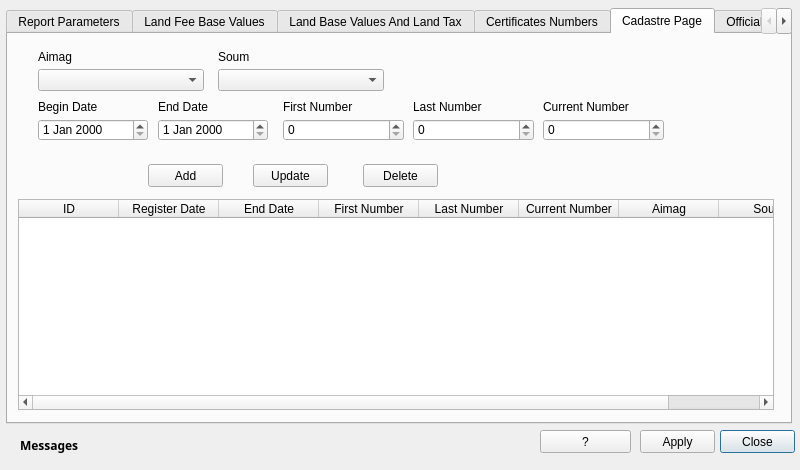
This is view/LandOfficeAdministrativeSettingsDialog.ui in teamlm2/lm2_mgis as Qt 5 draws it before an edit. The edited form follows.
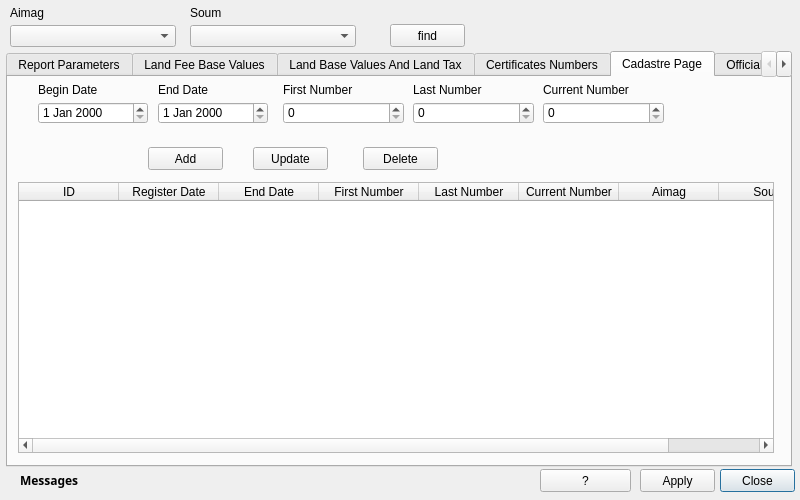
This is the edited form. The open tabs and pages were chosen to show the change.

What changed in the file:
```diff
--- a/view/LandOfficeAdministrativeSettingsDialog.ui
+++ b/view/LandOfficeAdministrativeSettingsDialog.ui
@@ -7,19 +7,19 @@
     <x>0</x>
     <y>0</y>
     <width>800</width>
-    <height>470</height>
+    <height>500</height>
    </rect>
   </property>
   <property name="minimumSize">
    <size>
     <width>800</width>
-    <height>470</height>
+    <height>500</height>
    </size>
   </property>
   <property name="maximumSize">
    <size>
     <width>800</width>
-    <height>470</height>
+    <height>500</height>
    </size>
   </property>
   <property name="baseSize">
@@ -35,7 +35,7 @@
    <property name="geometry">
     <rect>
      <x>720</x>
-     <y>430</y>
+     <y>469</y>
      <width>75</width>
      <height>23</height>
     </rect>
@@ -48,7 +48,7 @@
    <property name="geometry">
     <rect>
      <x>540</x>
-     <y>430</y>
+     <y>469</y>
      <width>91</width>
      <height>23</height>
     </rect>
@@ -61,7 +61,7 @@
    <property name="geometry">
     <rect>
      <x>6</x>
-     <y>8</y>
+     <y>51</y>
      <width>786</width>
      <height>416</height>
     </rect>
@@ -1409,57 +1409,11 @@
     <attribute name="title">
      <string>Cadastre Page</string>
     </attribute>
-    <widget class="QComboBox" name="cpage_aimag_cbox">
-     <property name="geometry">
-      <rect>
-       <x>30</x>
-       <y>35</y>
-       <width>166</width>
-       <height>22</height>
-      </rect>
-     </property>
-    </widget>
-    <widget class="QLabel" name="label_25">
-     <property name="geometry">
-      <rect>
-       <x>30</x>
-       <y>15</y>
-       <width>151</width>
-       <height>16</height>
-      </rect>
-     </property>
-     <property name="text">
-      <string>Aimag</string>
-     </property>
-    </widget>
-    <widget class="QLabel" name="label_26">
-     <property name="geometry">
-      <rect>
-       <x>210</x>
-       <y>15</y>
-       <width>151</width>
-       <height>16</height>
-      </rect>
-     </property>
-     <property name="text">
-      <string>Soum</string>
-     </property>
-    </widget>
-    <widget class="QComboBox" name="cpage_soum_cbox">
-     <property name="geometry">
-      <rect>
-       <x>210</x>
-       <y>35</y>
-       <width>166</width>
-       <height>22</height>
-      </rect>
-     </property>
-    </widget>
     <widget class="QDateEdit" name="cpage_register_date">
      <property name="geometry">
       <rect>
        <x>30</x>
-       <y>85</y>
+       <y>25</y>
        <width>110</width>
        <height>22</height>
       </rect>
@@ -1469,7 +1423,7 @@
      <property name="geometry">
       <rect>
        <x>30</x>
-       <y>65</y>
+       <y>5</y>
        <width>111</width>
        <height>16</height>
       </rect>
@@ -1482,7 +1436,7 @@
      <property name="geometry">
       <rect>
        <x>150</x>
-       <y>65</y>
+       <y>5</y>
        <width>116</width>
        <height>16</height>
       </rect>
@@ -1495,7 +1449,7 @@
      <property name="geometry">
       <rect>
        <x>150</x>
-       <y>85</y>
+       <y>25</y>
        <width>110</width>
        <height>22</height>
       </rect>
@@ -1505,7 +1459,7 @@
      <property name="geometry">
       <rect>
        <x>275</x>
-       <y>85</y>
+       <y>25</y>
        <width>121</width>
        <height>22</height>
       </rect>
@@ -1518,7 +1472,7 @@
      <property name="geometry">
       <rect>
        <x>405</x>
-       <y>85</y>
+       <y>25</y>
        <width>121</width>
        <height>22</height>
       </rect>
@@ -1531,7 +1485,7 @@
      <property name="geometry">
       <rect>
        <x>535</x>
-       <y>85</y>
+       <y>25</y>
        <width>121</width>
        <height>22</height>
       </rect>
@@ -1544,7 +1498,7 @@
      <property name="geometry">
       <rect>
        <x>275</x>
-       <y>65</y>
+       <y>5</y>
        <width>126</width>
        <height>16</height>
       </rect>
@@ -1557,7 +1511,7 @@
      <property name="geometry">
       <rect>
        <x>405</x>
-       <y>65</y>
+       <y>5</y>
        <width>126</width>
        <height>16</height>
       </rect>
@@ -1570,7 +1524,7 @@
      <property name="geometry">
       <rect>
        <x>535</x>
-       <y>65</y>
+       <y>5</y>
        <width>126</width>
        <height>16</height>
       </rect>
@@ -1583,7 +1537,7 @@
      <property name="geometry">
       <rect>
        <x>140</x>
-       <y>130</y>
+       <y>70</y>
        <width>75</width>
        <height>23</height>
       </rect>
@@ -1596,7 +1550,7 @@
      <property name="geometry">
       <rect>
        <x>245</x>
-       <y>130</y>
+       <y>70</y>
        <width>75</width>
        <height>23</height>
       </rect>
@@ -1609,7 +1563,7 @@
      <property name="geometry">
       <rect>
        <x>355</x>
-       <y>130</y>
+       <y>70</y>
        <width>75</width>
        <height>23</height>
       </rect>
@@ -1622,9 +1576,9 @@
      <property name="geometry">
       <rect>
        <x>10</x>
-       <y>165</y>
+       <y>105</y>
        <width>756</width>
-       <height>211</height>
+       <height>271</height>
       </rect>
      </property>
      <column>
@@ -2795,52 +2749,6 @@
        <string>Find</string>
       </property>
      </widget>
-     <widget class="QLabel" name="label_48">
-      <property name="geometry">
-       <rect>
-        <x>450</x>
-        <y>10</y>
-        <width>146</width>
-        <height>16</height>
-       </rect>
-      </property>
-      <property name="text">
-       <string>Aimags</string>
-      </property>
-     </widget>
-     <widget class="QComboBox" name="aimags_cbox">
-      <property name="geometry">
-       <rect>
-        <x>450</x>
-        <y>30</y>
-        <width>145</width>
-        <height>22</height>
-       </rect>
-      </property>
-     </widget>
-     <widget class="QLabel" name="label_49">
-      <property name="geometry">
-       <rect>
-        <x>610</x>
-        <y>10</y>
-        <width>146</width>
-        <height>16</height>
-       </rect>
-      </property>
-      <property name="text">
-       <string>Soums</string>
-      </property>
-     </widget>
-     <widget class="QComboBox" name="soums_cbox">
-      <property name="geometry">
-       <rect>
-        <x>610</x>
-        <y>30</y>
-        <width>145</width>
-        <height>22</height>
-       </rect>
-      </property>
-     </widget>
     </widget>
     <widget class="QPushButton" name="layer_view_button">
      <property name="geometry">
@@ -3426,7 +3334,7 @@
    <property name="geometry">
     <rect>
      <x>20</x>
-     <y>435</y>
+     <y>470</y>
      <width>486</width>
      <height>21</height>
     </rect>
@@ -3446,7 +3354,7 @@
    <property name="geometry">
     <rect>
      <x>640</x>
-     <y>430</y>
+     <y>469</y>
      <width>75</width>
      <height>23</height>
     </rect>
@@ -3455,6 +3363,65 @@
     <string>Apply</string>
    </property>
   </widget>
+  <widget class="QComboBox" name="soums_cbox">
+   <property name="geometry">
+    <rect>
+     <x>190</x>
+     <y>25</y>
+     <width>166</width>
+     <height>22</height>
+    </rect>
+   </property>
+  </widget>
+  <widget class="QLabel" name="label_33">
+   <property name="geometry">
+    <rect>
+     <x>10</x>
+     <y>5</y>
+     <width>151</width>
+     <height>16</height>
+    </rect>
+   </property>
+   <property name="text">
+    <string>Aimag</string>
+   </property>
+  </widget>
+  <widget class="QComboBox" name="aimags_cbox">
+   <property name="geometry">
+    <rect>
+     <x>10</x>
+     <y>25</y>
+     <width>166</width>
+     <height>22</height>
+    </rect>
+   </property>
+  </widget>
+  <widget class="QLabel" name="label_34">
+   <property name="geometry">
+    <rect>
+     <x>190</x>
+     <y>5</y>
+     <width>151</width>
+     <height>16</height>
+    </rect>
+   </property>
+   <property name="text">
+    <string>Soum</string>
+   </property>
+  </widget>
+  <widget class="QPushButton" name="search_button">
+   <property name="geometry">
+    <rect>
+     <x>390</x>
+     <y>24</y>
+     <width>75</width>
+     <height>23</height>
+    </rect>
+   </property>
+   <property name="text">
+    <string>find</string>
+   </property>
+  </widget>
  </widget>
  <tabstops>
   <tabstop>tabWidget</tabstop>
```
Left out of the diff: 54 changed lines with no effect on the pictures.
